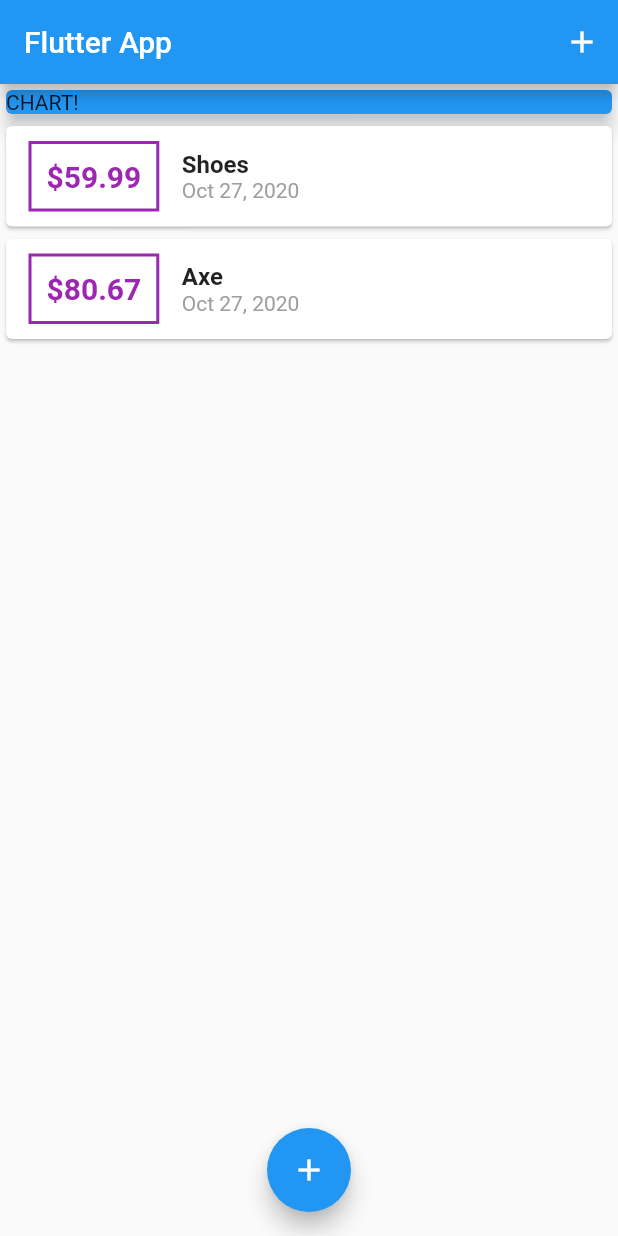
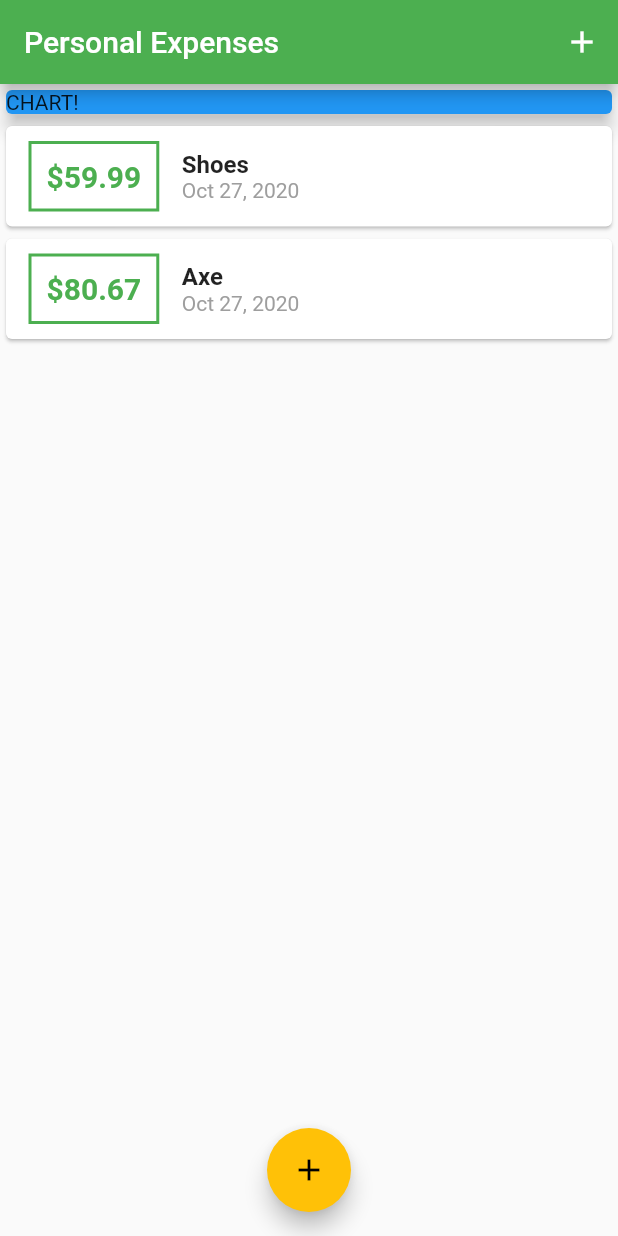
Before and after one commit to zagalapawel/personal_expenses_app, a Flutter app: the screen it shows after launch, on a phone screen of 412 x 824 dp. Run offline on Flutter 3.47's test engine with Material 2 defaults, Android fonts, the phone set to English and light mode, and no system bars.

Commit message:
added styling by themes

```diff
--- a/lib/main.dart
+++ b/lib/main.dart
@@ -11,7 +11,11 @@ class MyApp extends StatelessWidget {
   @override
   Widget build(BuildContext context) {
     return MaterialApp(
-      title: 'Flutter App',
+      title: 'FPersonal Expenses',
+      theme: ThemeData(
+        primarySwatch: Colors.green,
+        accentColor: Colors.amber,
+      ),
       home: MyHomePage(),
     );
   }
@@ -67,7 +71,7 @@ class _MyHomePageState extends State<MyHomePage> {
   Widget build(BuildContext context) {
     return Scaffold(
         appBar: AppBar(
-          title: Text('Flutter App'),
+          title: Text('Personal Expenses'),
           actions: <Widget>[
             IconButton(
               icon: Icon(Icons.add),
--- a/lib/widgets/transaction_list.dart
+++ b/lib/widgets/transaction_list.dart
@@ -24,7 +24,7 @@ class TransactionList extends StatelessWidget {
                   ),
                   decoration: BoxDecoration(
                     border: Border.all(
-                      color: Colors.purple,
+                      color: Theme.of(context).primaryColor,
                       width: 2,
                     ),
                   ),
@@ -36,7 +36,7 @@ class TransactionList extends StatelessWidget {
                     style: TextStyle(
                       fontWeight: FontWeight.bold,
                       fontSize: 20,
-                      color: Colors.purple,
+                      color: Theme.of(context).primaryColor,
                     ),
                   ),
                 ),
```
